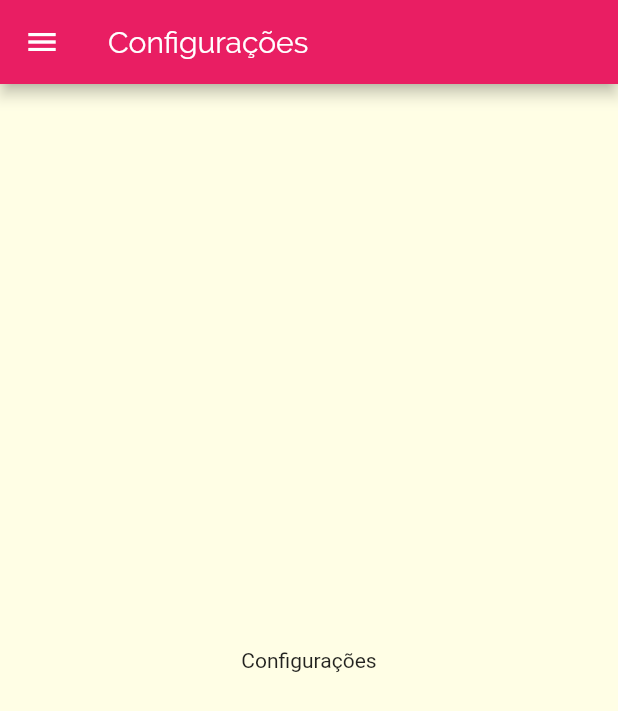
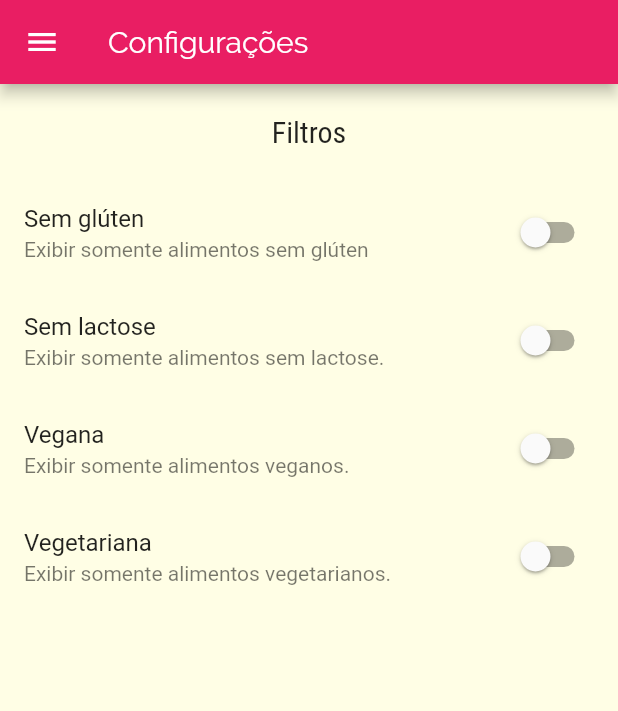
Before and after one commit to joaovictorneto/meals, a Flutter app: the SettingsScreen screen opened by its route, on a phone screen of 412 x 824 dp. Shown: the top 711 px of the screen. Run offline on Flutter 3.47's test engine with Material 2 defaults, Android fonts, the phone set to English and light mode, and no system bars.

Commit message:
193. Tela de Configurações

```diff
--- /dev/null
+++ b/lib/models/settings.dart
@@ -0,0 +1,13 @@
+class Settings {
+  bool isGlutenFree;
+  bool isLactoseFree;
+  bool isVegan;
+  bool isVegetarian;
+
+  Settings({
+    this.isGlutenFree = false,
+    this.isLactoseFree = false,
+    this.isVegan = false,
+    this.isVegetarian = false,
+  });
+}
--- a/lib/screens/settings_screen.dart
+++ b/lib/screens/settings_screen.dart
@@ -1,7 +1,29 @@
 import 'package:flutter/material.dart';
 import 'package:meals/components/main_drawer.dart';
+import 'package:meals/models/settings.dart';
 
-class SettingsScreen extends StatelessWidget {
+class SettingsScreen extends StatefulWidget {
+  @override
+  _SettingsScreenState createState() => _SettingsScreenState();
+}
+
+class _SettingsScreenState extends State<SettingsScreen> {
+  var settings = Settings();
+
+  Widget _criarSwtich(
+    String titulo,
+    String subtitulo,
+    bool valor,
+    Function onChanged,
+  ) {
+    return SwitchListTile.adaptive(
+      title: Text(titulo),
+      subtitle: Text(subtitulo),
+      value: valor,
+      onChanged: onChanged,
+    );
+  }
+
   @override
   Widget build(BuildContext context) {
     return Scaffold(
@@ -9,8 +31,44 @@ class SettingsScreen extends StatelessWidget {
         title: Text('Configurações'),
       ),
       drawer: MainDrawer(),
-      body: Center(
-        child: Text('Configurações'),
+      body: Column(
+        children: [
+          Container(
+            padding: EdgeInsets.all(20),
+            child:
+                Text('Filtros', style: Theme.of(context).textTheme.headline6),
+          ),
+          Expanded(
+            child: ListView(
+              children: [
+                _criarSwtich(
+                  'Sem glúten',
+                  'Exibir somente alimentos sem glúten',
+                  settings.isGlutenFree,
+                  (valor) => setState(() => settings.isGlutenFree = valor),
+                ),
+                _criarSwtich(
+                  'Sem lactose',
+                  'Exibir somente alimentos sem lactose.',
+                  settings.isLactoseFree,
+                  (valor) => setState(() => settings.isLactoseFree = valor),
+                ),
+                _criarSwtich(
+                  'Vegana',
+                  'Exibir somente alimentos veganos.',
+                  settings.isVegan,
+                  (valor) => setState(() => settings.isVegan = valor),
+                ),
+                _criarSwtich(
+                  'Vegetariana',
+                  'Exibir somente alimentos vegetarianos.',
+                  settings.isVegetarian,
+                  (valor) => setState(() => settings.isVegetarian = valor),
+                ),
+              ],
+            ),
+          ),
+        ],
       ),
     );
   }
```
